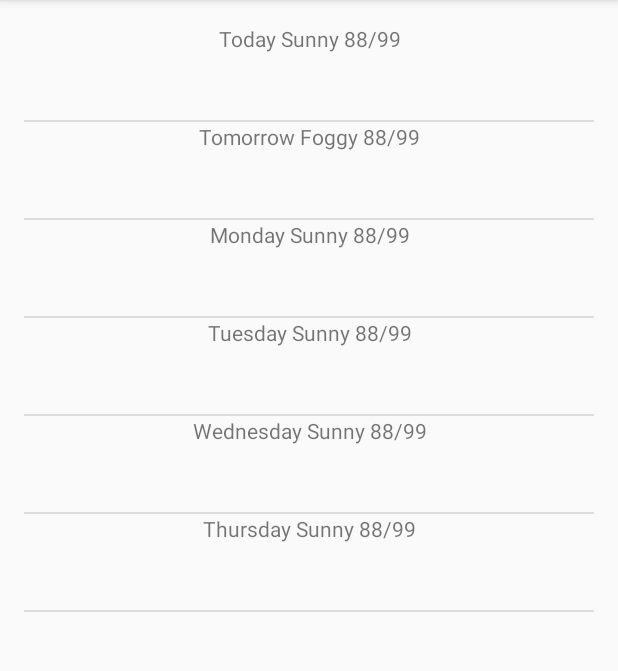
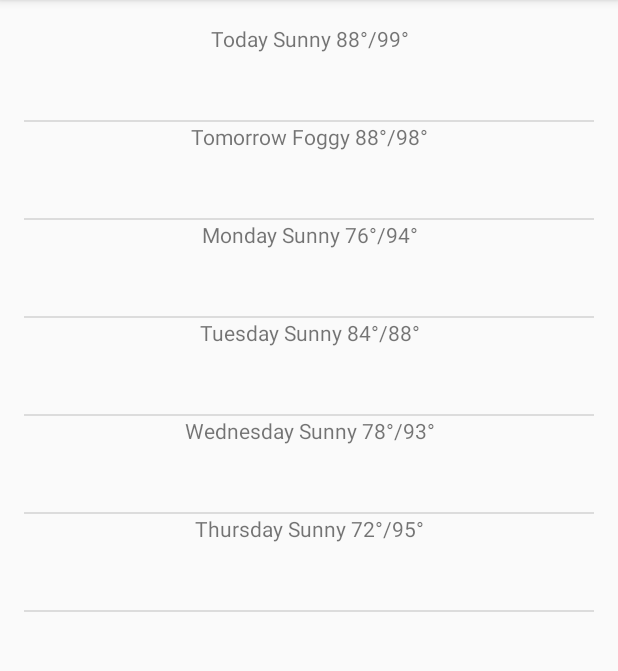
Before and after one commit to hassanabidpk/OurSunshine, an Android app: the screen it shows after launch (MainActivity), on a phone screen of 412 x 824 dp, the part 84-755 px from its top. Run offline under Robolectric (Android 15) with nearby library versions, the phone set to English and light mode, and no system bars.

Commit message:
added degree sign in week-1 branch

```diff
--- a/app/src/main/java/com/mooccircle/sunshine/app/MainActivity.java
+++ b/app/src/main/java/com/mooccircle/sunshine/app/MainActivity.java
@@ -76,9 +76,12 @@ public class MainActivity extends ActionBarActivity {
 //            list1.add("Wednesday Sunny 88/99");
 //            list1.add("Thursday Sunny 88/99");
 
-            String[] listArray = {"Today Sunny 88/99","Tomorrow Foggy 88/99",
-                    "Monday Sunny 88/99","Tuesday Sunny 88/99","Wednesday Sunny 88/99",
-                    "Thursday Sunny 88/99"};
+            String[] listArray = {"Today Sunny 88°/99°",
+                    "Tomorrow Foggy 88°/98°",
+                    "Monday Sunny 76°/94°",
+                    "Tuesday Sunny 84°/88°",
+                    "Wednesday Sunny 78°/93°",
+                    "Thursday Sunny 72°/95°"};
 
             ArrayList<String> weekForecast = new ArrayList<String>(Arrays.asList(listArray));
 
```
